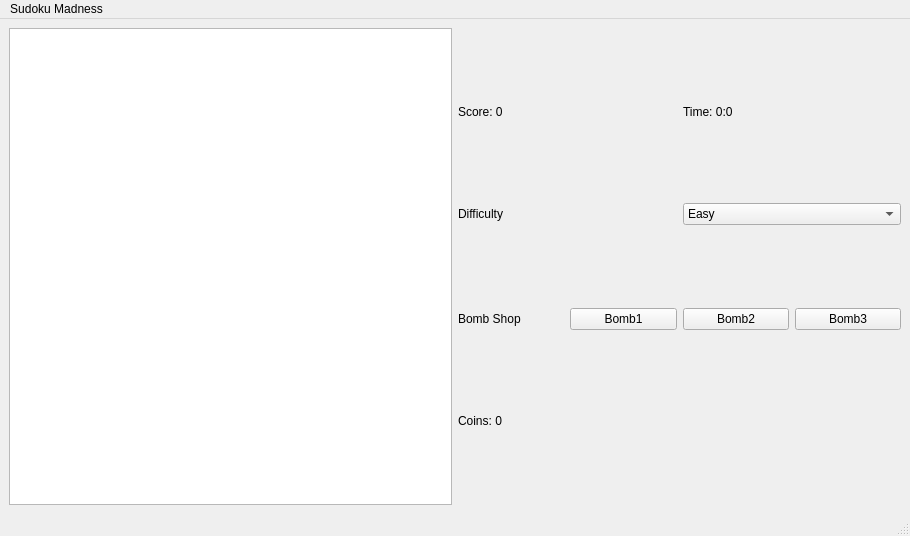
Before: the Qt Designer form gui/window/mainwindow.ui in livcristi/Sudoku-Madness, drawn with Qt 5.
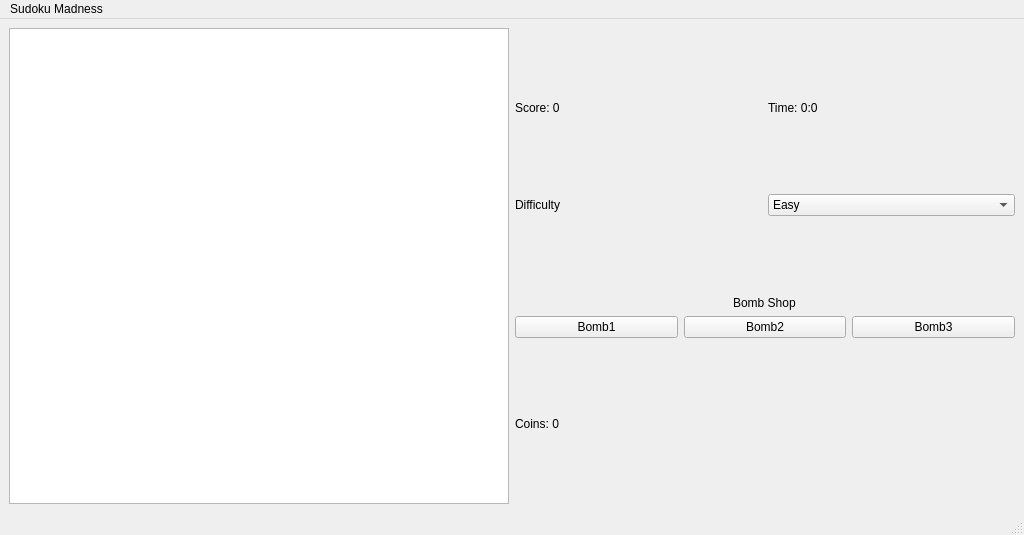
After: the same form once the commit is applied.

```diff
--- a/gui/window/mainwindow.ui
+++ b/gui/window/mainwindow.ui
@@ -6,8 +6,8 @@
    <rect>
     <x>0</x>
     <y>0</y>
-    <width>910</width>
-    <height>536</height>
+    <width>1024</width>
+    <height>535</height>
    </rect>
   </property>
   <property name="windowTitle">
@@ -139,8 +139,8 @@
        </spacer>
       </item>
       <item>
-       <layout class="QHBoxLayout" name="horizontalLayout_5">
-        <item>
+       <layout class="QVBoxLayout" name="verticalLayout_5">
+        <item alignment="Qt::AlignHCenter">
          <widget class="QLabel" name="label_4">
           <property name="text">
            <string>Bomb Shop</string>
@@ -148,6 +148,8 @@
          </widget>
         </item>
         <item>
+         <layout class="QHBoxLayout" name="horizontalLayout_5">
+          <item>
          <widget class="QPushButton" name="pushButton">
           <property name="text">
            <string>Bomb1</string>
@@ -170,6 +172,8 @@
         </item>
        </layout>
       </item>
+       </layout>
+      </item>
       <item>
        <spacer name="verticalSpacer_3">
         <property name="orientation">
@@ -216,7 +220,7 @@
     <rect>
      <x>0</x>
      <y>0</y>
-     <width>910</width>
+     <width>1024</width>
      <height>25</height>
     </rect>
    </property>
```
Left out of the diff: 2 changed lines with no effect on the pictures. Lines whose indentation alone changed are shown as unchanged.
